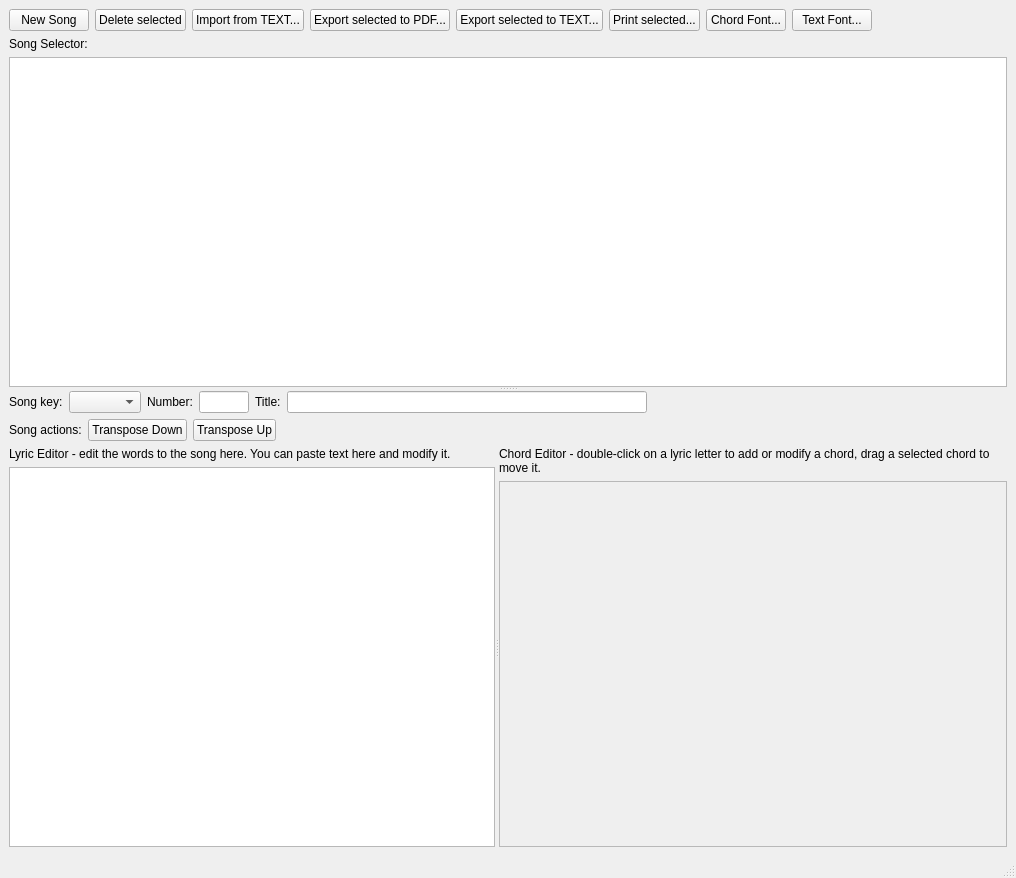
Qt form src/softchordeditor.ui (matvey83/softChord) before a commit.
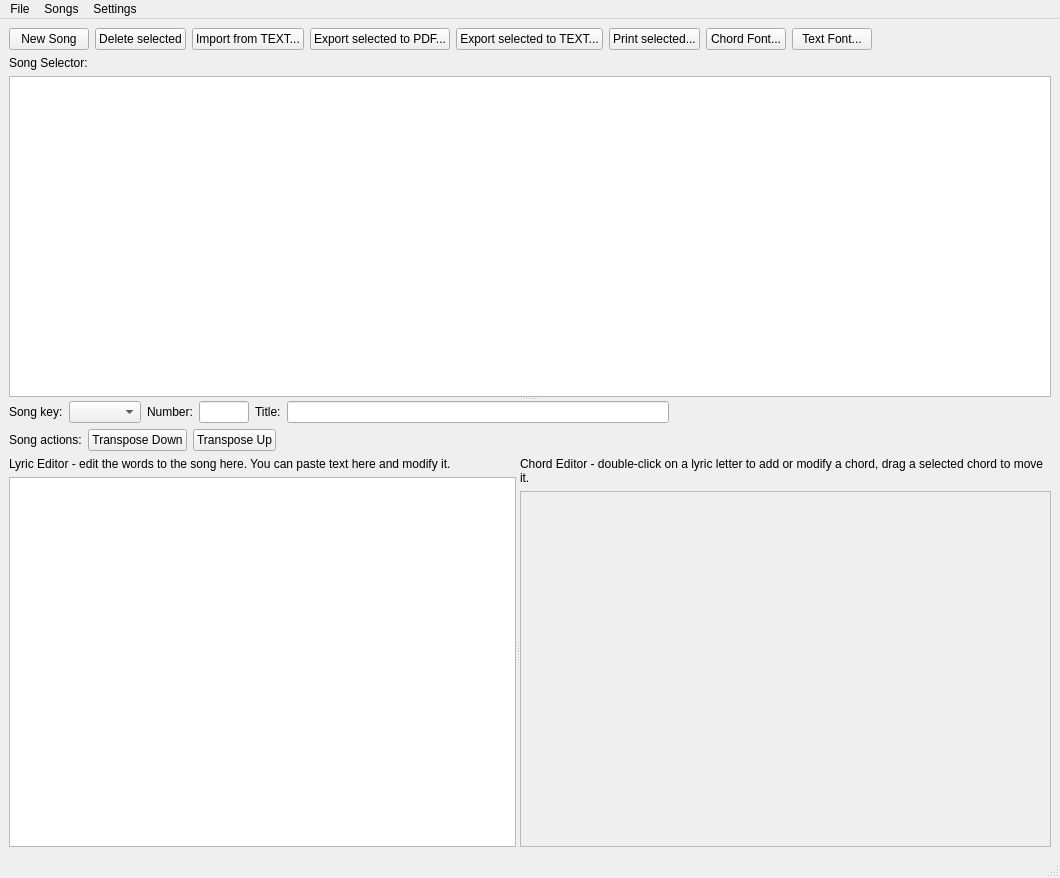
The same form after that commit.

Patch:
```diff
--- a/src/softchordeditor.ui
+++ b/src/softchordeditor.ui
@@ -6,7 +6,7 @@
    <rect>
     <x>0</x>
     <y>0</y>
-    <width>1016</width>
+    <width>1060</width>
     <height>878</height>
    </rect>
   </property>
@@ -271,7 +271,7 @@
                 <rect>
                  <x>0</x>
                  <y>0</y>
-                 <width>484</width>
+                 <width>505</width>
                  <height>339</height>
                 </rect>
                </property>
@@ -293,10 +293,36 @@
     <rect>
      <x>0</x>
      <y>0</y>
-     <width>1016</width>
+     <width>1060</width>
      <height>25</height>
     </rect>
    </property>
+   <widget class="QMenu" name="menuSong">
+    <property name="title">
+     <string>Songs</string>
+    </property>
+    <addaction name="actionNewSong"/>
+    <addaction name="actionImportText"/>
+    <addaction name="actionDeleteSongs"/>
+    <addaction name="actionExportPdf"/>
+    <addaction name="actionExportText"/>
+   </widget>
+   <widget class="QMenu" name="menuFile">
+    <property name="title">
+     <string>File</string>
+    </property>
+    <addaction name="actionPrint"/>
+   </widget>
+   <widget class="QMenu" name="menuSettings">
+    <property name="title">
+     <string>Settings</string>
+    </property>
+    <addaction name="actionLyricsFont"/>
+    <addaction name="actionChordsFont"/>
+   </widget>
+   <addaction name="menuFile"/>
+   <addaction name="menuSong"/>
+   <addaction name="menuSettings"/>
   </widget>
   <widget class="QStatusBar" name="statusbar"/>
  </widget>
```
Left out of the diff: 40 changed lines with no effect on the pictures.
